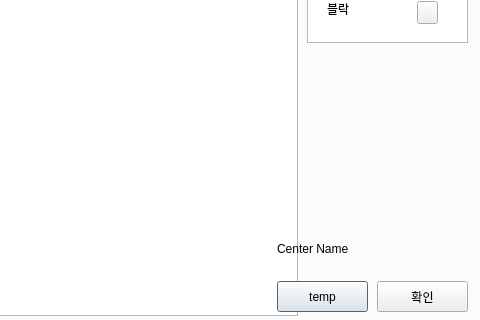
Qt form simul.ui (ingssg/Logistics_simulator) before a commit; both pictures show x 520 to 1000 and y 230 to 550 of the 1000 by 550 pixel window.
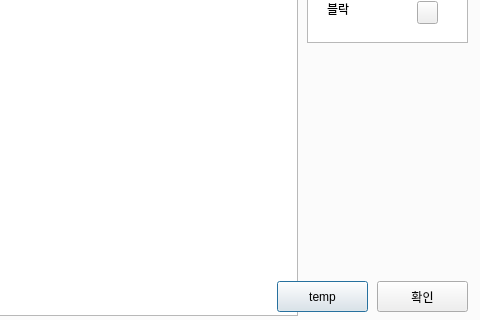
The same form after that commit. Custom widgets are drawn as their Qt base class.

Patch:
```diff
--- a/simul.ui
+++ b/simul.ui
@@ -188,19 +188,6 @@
       <string>Center Name</string>
      </property>
     </widget>
-    <widget class="QLabel" name="timetemp">
-     <property name="geometry">
-      <rect>
-       <x>790</x>
-       <y>440</y>
-       <width>111</width>
-       <height>16</height>
-      </rect>
-     </property>
-     <property name="text">
-      <string>Center Name</string>
-     </property>
-    </widget>
     <widget class="QPushButton" name="oktemp">
      <property name="geometry">
       <rect>
```
